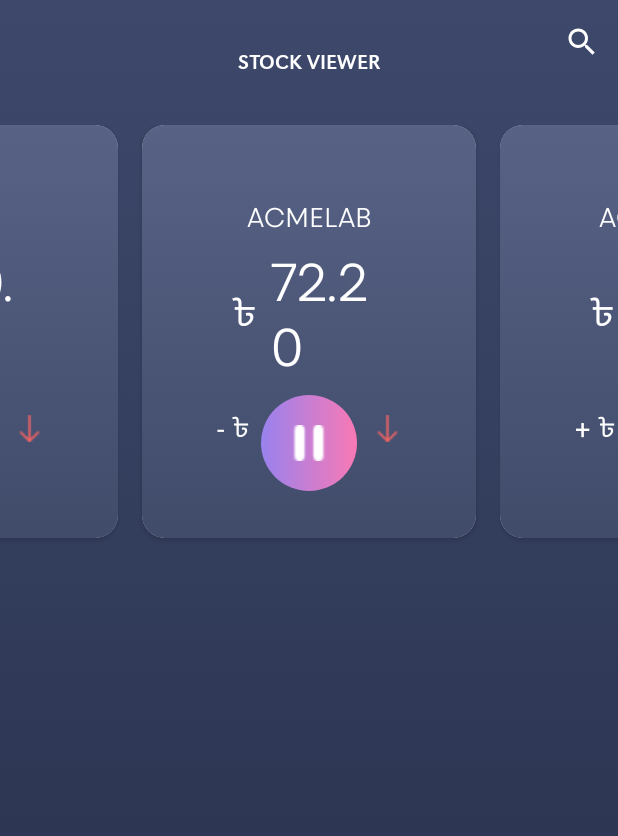
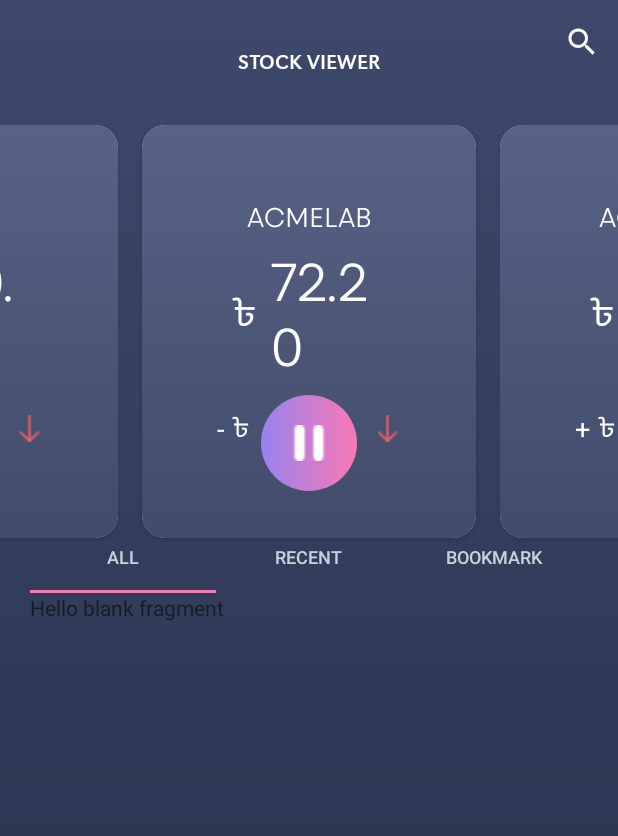
Before and after one commit to RasheeqZaman/Stock-Viewer, an Android app: the screen it shows after launch (MainActivity), on a phone screen of 412 x 824 dp. Shown: the top 836 px of the screen. Run offline under Robolectric (Android 15) with nearby library versions, the phone set to English and light mode, and no system bars.

Commit message:
Added Stock Fragment.

```diff
--- a/app/build.gradle
+++ b/app/build.gradle
@@ -27,6 +27,8 @@ dependencies {
     implementation 'androidx.appcompat:appcompat:1.1.0'
     implementation 'androidx.constraintlayout:constraintlayout:1.1.3'
     implementation 'androidx.cardview:cardview:1.0.0'
+    implementation 'com.google.android.material:material:1.2.1'
+    implementation 'androidx.legacy:legacy-support-v4:1.0.0'
     testImplementation 'junit:junit:4.12'
     androidTestImplementation 'androidx.test.ext:junit:1.1.1'
     androidTestImplementation 'androidx.test.espresso:espresso-core:3.2.0'
--- a/app/src/main/java/com/example/stockviewer/CircularViewPagerHandler.java
+++ b/app/src/main/java/com/example/stockviewer/CircularViewPagerHandler.java
@@ -11,9 +11,7 @@ public class CircularViewPagerHandler implements ViewPager.OnPageChangeListener
     }
 
     @Override
-    public void onPageScrolled(int position, float positionOffset, int positionOffsetPixels) {
-
-    }
+    public void onPageScrolled(int position, float positionOffset, int positionOffsetPixels) {}
 
     @Override
     public void onPageSelected(int position) {
--- a/app/src/main/java/com/example/stockviewer/MainActivity.java
+++ b/app/src/main/java/com/example/stockviewer/MainActivity.java
@@ -15,6 +15,8 @@ import android.view.animation.Animation;
 import android.view.animation.AnimationUtils;
 import android.widget.ImageButton;
 
+import com.google.android.material.tabs.TabLayout;
+
 import java.util.ArrayList;
 import java.util.List;
 import java.util.Timer;
@@ -24,7 +26,7 @@ public class MainActivity extends AppCompatActivity {
 
     ViewPager viewPager;
     StockTopAdapter adapter;
-    List<StockModel> models;
+    List<List<StockModel>> models;
 
     @Override
     protected void onCreate(Bundle savedInstanceState) {
@@ -36,14 +38,27 @@ public class MainActivity extends AppCompatActivity {
 
         getSupportActionBar().setDisplayShowTitleEnabled(false);
 
+
+        String[] tabNames = new String[]{"All", "Recent", "Bookmark"};
         models = new ArrayList<>();
-        models.add(new StockModel("ACI", 250.50, 4.20, 1.65, false));
-        models.add(new StockModel("ACMELAB", 72.20, 0.50, 0.69, false));
-        models.add(new StockModel("AGRANINS", 36.00, 0.50, 1.41, true));
-        models.add(new StockModel("AIL", 31.30, 0.10, 0.32, false));
-        models.add(new StockModel("AIBL1STMF", 7.70, 0.10, 1.32, true));
+        for(int i=0; i<tabNames.length; i++){
+            models.add(new ArrayList<StockModel>());
+        }
 
-        adapter = new StockTopAdapter(models, this);
+        models.get(0).add(new StockModel("ACI", 250.50, 4.20, 1.65, false));
+        models.get(0).add(new StockModel("ACMELAB", 72.20, 0.50, 0.69, false));
+        models.get(0).add(new StockModel("AGRANINS", 36.00, 0.50, 1.41, true));
+        models.get(0).add(new StockModel("AIL", 31.30, 0.10, 0.32, false));
+        models.get(0).add(new StockModel("AIBL1STMF", 7.70, 0.10, 1.32, true));
+
+        models.get(1).add(models.get(0).get(1));
+        models.get(1).add(models.get(0).get(4));
+
+        models.get(2).add(models.get(0).get(0));
+        models.get(2).add(models.get(0).get(2));
+        models.get(2).add(models.get(0).get(4));
+
+        adapter = new StockTopAdapter(models.get(0), this);
 
         viewPager = findViewById(R.id.top_viewpager);
         viewPager.setAdapter(adapter);
@@ -55,6 +70,29 @@ public class MainActivity extends AppCompatActivity {
 
         ImageButton playPauseBtn = (ImageButton)findViewById(R.id.play_pause);
         playPauseBtn.setOnClickListener(new PlayPauseSliderOnClickListener(playPauseBtn, timer, viewPager, models.size()));
+
+
+
+        TabLayout stockFragmentTabLayout = findViewById(R.id.stock_fragment_tab_layout);
+        for(String tabName : tabNames){
+            stockFragmentTabLayout.addTab(stockFragmentTabLayout.newTab().setText(tabName));
+        }
+
+        final ViewPager fragmentViewPager = findViewById(R.id.fragment_viewpager);
+        StockFragmentAdapter stockFragmentAdapter = new StockFragmentAdapter(getSupportFragmentManager(), models);
+        fragmentViewPager.setAdapter(stockFragmentAdapter);
+
+        fragmentViewPager.addOnPageChangeListener(new TabLayout.TabLayoutOnPageChangeListener(stockFragmentTabLayout));
+        stockFragmentTabLayout.addOnTabSelectedListener(new TabLayout.OnTabSelectedListener() {
+            @Override
+            public void onTabSelected(TabLayout.Tab tab) {
+                fragmentViewPager.setCurrentItem(tab.getPosition());
+            }
+            @Override
+            public void onTabUnselected(TabLayout.Tab tab) {}
+            @Override
+            public void onTabReselected(TabLayout.Tab tab) {}
+        });
     }
 
     private Timer playSlideViewPager(ViewPager viewPager, int totalItems) {
--- /dev/null
+++ b/app/src/main/java/com/example/stockviewer/StockFragment.java
@@ -0,0 +1,26 @@
+package com.example.stockviewer;
+
+import android.os.Bundle;
+
+import androidx.fragment.app.Fragment;
+
+import android.view.LayoutInflater;
+import android.view.View;
+import android.view.ViewGroup;
+
+import java.util.List;
+
+public class StockFragment extends Fragment {
+    private List<StockModel> models;
+
+    public StockFragment(List<StockModel> models) {
+        this.models = models;
+    }
+
+    @Override
+    public View onCreateView(LayoutInflater inflater, ViewGroup container,
+                             Bundle savedInstanceState) {
+        // Inflate the layout for this fragment
+        return inflater.inflate(R.layout.fragment_stock, container, false);
+    }
+}
--- /dev/null
+++ b/app/src/main/java/com/example/stockviewer/StockFragmentAdapter.java
@@ -0,0 +1,29 @@
+package com.example.stockviewer;
+
+import androidx.annotation.NonNull;
+import androidx.fragment.app.Fragment;
+import androidx.fragment.app.FragmentManager;
+import androidx.fragment.app.FragmentStatePagerAdapter;
+
+import java.util.List;
+
+public class StockFragmentAdapter extends FragmentStatePagerAdapter {
+    private List<List<StockModel>> models;
+
+    public StockFragmentAdapter(@NonNull FragmentManager fm, List<List<StockModel>> models) {
+        super(fm, BEHAVIOR_RESUME_ONLY_CURRENT_FRAGMENT);
+
+        this.models = models;
+    }
+
+    @NonNull
+    @Override
+    public Fragment getItem(int position) {
+        return new StockFragment(models.get(position));
+    }
+
+    @Override
+    public int getCount() {
+        return models.size();
+    }
+}
--- a/app/src/main/res/layout/activity_main.xml
+++ b/app/src/main/res/layout/activity_main.xml
@@ -24,6 +24,7 @@
     <LinearLayout
         android:layout_width="match_parent"
         android:layout_height="wrap_content"
+        android:id="@+id/btn_layout"
         android:layout_below="@id/toolbar"
         android:layout_marginTop="180dp"
         android:gravity="center">
@@ -38,5 +39,27 @@
 
     </LinearLayout>
 
+    <LinearLayout
+        android:orientation="vertical"
+        android:layout_below="@+id/btn_layout"
+        android:layout_width="match_parent"
+        android:layout_height="wrap_content"
+        android:layout_margin="20dp">
+
+        <com.google.android.material.tabs.TabLayout
+            android:id="@+id/stock_fragment_tab_layout"
+            app:tabIndicatorColor="#f879b5"
+            app:tabTextColor="#cbd0de"
+            app:tabTextAppearance="@style/StockFragmentTabText"
+            android:layout_width="match_parent"
+            android:layout_height="wrap_content">
+        </com.google.android.material.tabs.TabLayout>
+
+        <androidx.viewpager.widget.ViewPager
+            android:layout_width="match_parent"
+            android:layout_height="wrap_content"
+            android:id="@+id/fragment_viewpager"/>
+
+    </LinearLayout>
 
 </RelativeLayout>
--- /dev/null
+++ b/app/src/main/res/layout/fragment_stock.xml
@@ -0,0 +1,14 @@
+<?xml version="1.0" encoding="utf-8"?>
+<FrameLayout xmlns:android="http://schemas.android.com/apk/res/android"
+    xmlns:tools="http://schemas.android.com/tools"
+    android:layout_width="match_parent"
+    android:layout_height="match_parent"
+    tools:context=".StockFragment">
+
+    <!-- TODO: Update blank fragment layout -->
+    <TextView
+        android:layout_width="match_parent"
+        android:layout_height="match_parent"
+        android:text="@string/hello_blank_fragment" />
+
+</FrameLayout>
--- a/app/src/main/res/values/strings.xml
+++ b/app/src/main/res/values/strings.xml
@@ -1,3 +1,5 @@
 <resources>
     <string name="app_name">STOCK VIEWER</string>
+    <!-- TODO: Remove or change this placeholder text -->
+    <string name="hello_blank_fragment">Hello blank fragment</string>
 </resources>
--- a/app/src/main/res/values/styles.xml
+++ b/app/src/main/res/values/styles.xml
@@ -7,4 +7,8 @@
         <item name="colorAccent">@color/colorAccent</item>
     </style>
 
+    <style name="StockFragmentTabText" parent="TextAppearance.Design.Tab">
+        <item name="android:textSize">12dp</item>
+    </style>
+
 </resources>
```
